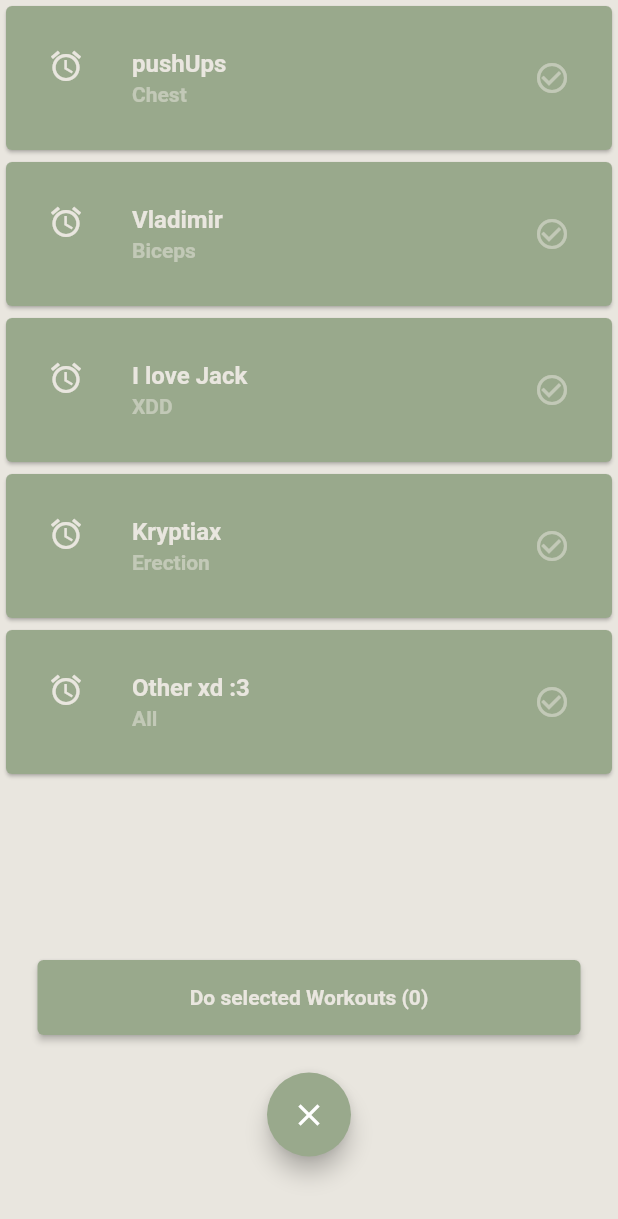
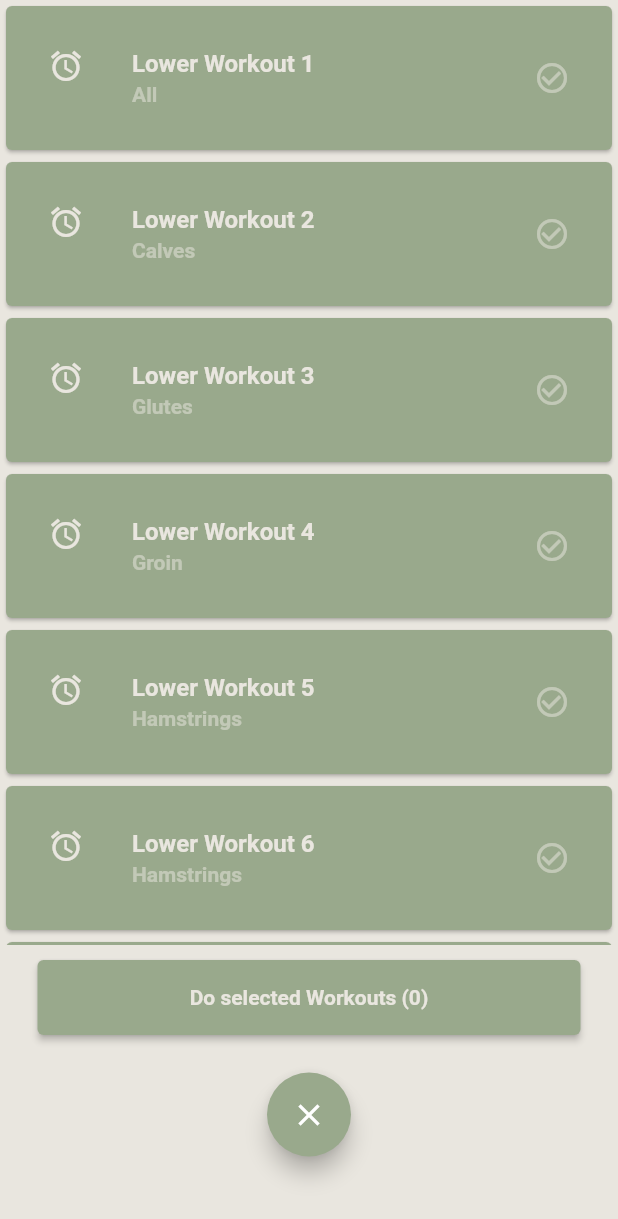
Before and after one commit to ERAUFitnessTracker/FitSage, a Flutter app: the LowerWorkouts screen opened directly, on a phone screen of 412 x 824 dp. Shown: the top 1219 px of the screen. Run offline on Flutter 3.47's test engine with Material 2 defaults, Android fonts, the phone set to English and light mode, and no system bars; our stand-ins replace google_fonts, image_picker, line_awesome_flutter, sqflite, table_calendar; missing offline and left inert: google_mlkit_text_recognition; accounts and stored records are empty.

Commit message:
updated workout names

```diff
--- a/FitSage/ui_draft1/lib/lowerWorkouts.dart
+++ b/FitSage/ui_draft1/lib/lowerWorkouts.dart
@@ -18,11 +18,14 @@ class LowerWorkouts extends StatefulWidget {
 
 class _LowerWorkoutsState extends State<LowerWorkouts> {
   List<LowerModel> workoutsLower = [
-    LowerModel("pushUps", "Chest", false),
-    LowerModel("Vladimir", "Biceps", false),
-    LowerModel("I love Jack", "XDD", false),
-    LowerModel("Kryptiax", "Erection", false),
-    LowerModel("Other xd :3", "All", false),
+    LowerModel("Lower Workout 1", "All", false),
+    LowerModel("Lower Workout 2", "Calves", false),
+    LowerModel("Lower Workout 3", "Glutes", false),
+    LowerModel("Lower Workout 4", "Groin", false),
+    LowerModel("Lower Workout 5", "Hamstrings", false),
+    LowerModel("Lower Workout 6", "Hamstrings", false),
+    LowerModel("Lower Workout 7", "Quads", false),
+    LowerModel("Lower Workout 8", "Quads", false),
   ];
 
   List<LowerModel> selectedWorkouts = [];
--- a/FitSage/ui_draft1/lib/upperWorkouts.dart
+++ b/FitSage/ui_draft1/lib/upperWorkouts.dart
@@ -20,14 +20,14 @@ class UpperWorkouts extends StatefulWidget {
 
 class _UpperWorkoutsState extends State<UpperWorkouts> {
   List<UpperModel> workoutsUpper = [
-    UpperModel("pushUps", "Chest", false),
-    UpperModel("Vladimir", "Biceps", false),
-    UpperModel("I love Jack", "XDD", false),
-    UpperModel("Kryptiax", "Erection", false),
-    UpperModel("Other xd :3", "All", false),
-    UpperModel("I <3 dany", "Glutes", false),
-    UpperModel("jim the goat ", "ONG", false),
-    UpperModel("UpperWorkout 7", "Muscle Group", false),
+    UpperModel("Upper Workout 1", "All", false),
+    UpperModel("Upper Workout 2", "Biceps", false),
+    UpperModel("Upper Workout 3", "Back", false),
+    UpperModel("Upper Workout 4", "Chest", false),
+    UpperModel("Upper Workout 5", "Core", false),
+    UpperModel("Upper Workout 6", "Core", false),
+    UpperModel("Upper Workout 7", "Shoulders", false),
+    UpperModel("Upper Workout 8", "Shoulders", false),
   ];
 
   List<UpperModel> selectedWorkouts = [];
```
